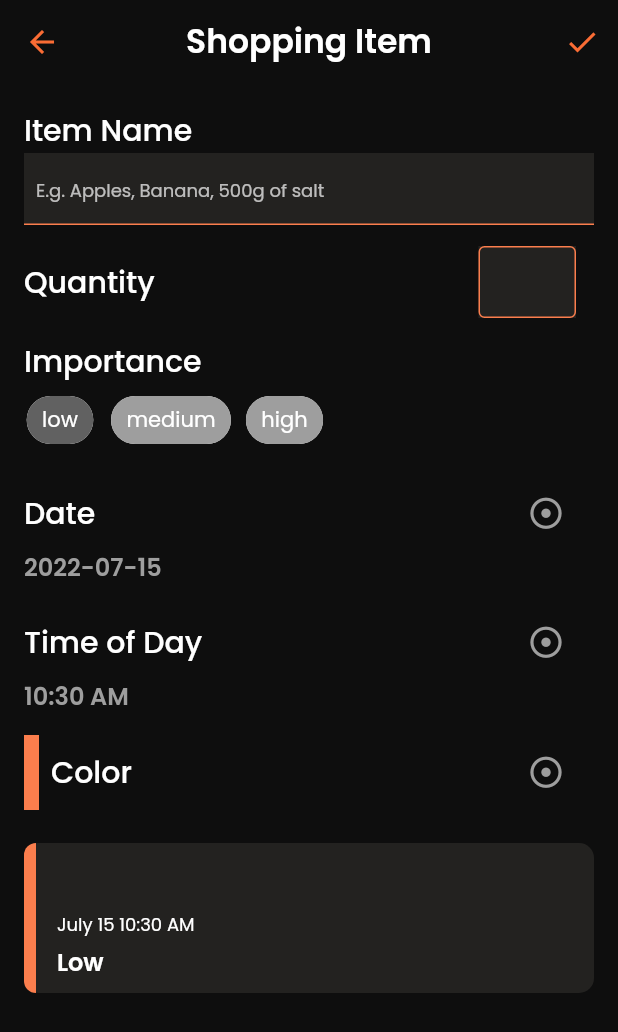
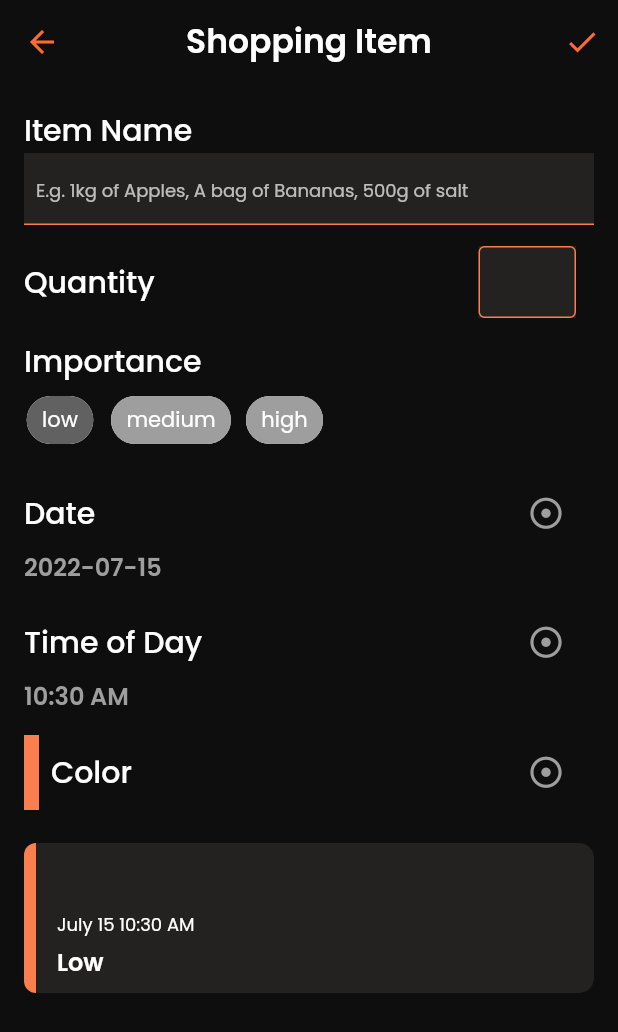
Before and after one commit to MuhammadSabah/Frisp, a Flutter app: the ShoppingItemScreen screen opened directly with empty values, on a phone screen of 412 x 824 dp. Shown: the top 1032 px of the screen. Run offline on Flutter 3.47's test engine with Material 2 defaults, Android fonts, the phone set to English and light mode, and no system bars; our stand-ins replace cached_network_image, equatable, extended_image, flutter_colorpicker, flutter_svg, font_awesome_flutter and 3 more; accounts and stored records are empty.

```diff
--- a/lib/src/components/shopping_tile.dart
+++ b/lib/src/components/shopping_tile.dart
@@ -43,6 +43,7 @@ class ShoppingTile extends StatelessWidget {
                 children: [
                   Text(
                     item.name,
+                    maxLines: 3,
                     style: Theme.of(context).textTheme.headline2,
                   ),
                   const SizedBox(height: 4),
--- a/lib/src/screens/shopping_item_screen.dart
+++ b/lib/src/screens/shopping_item_screen.dart
@@ -60,7 +60,7 @@ class _ShoppingItemScreenState extends State<ShoppingItemScreen> {
     if (originalItem != null) {
       _name = originalItem.name;
       _nameController.text = originalItem.name;
-      _quantityController.text = originalItem.quantity;
+      _quantityController.text = originalItem.quantity.toString();
       _importance = originalItem.importance;
       _currentColor = originalItem.color;
       final date = originalItem.date;
@@ -185,7 +185,7 @@ class _ShoppingItemScreenState extends State<ShoppingItemScreen> {
             textInputAction: TextInputAction.done,
             decoration: InputDecoration(
               contentPadding: const EdgeInsets.only(left: 8),
-              hintText: 'E.g. Apples, Banana, 500g of salt',
+              hintText: 'E.g. 1kg of Apples, A bag of Bananas, 500g of salt',
               hintStyle: Theme.of(context).textTheme.headline4!.copyWith(
                     color: Colors.white70,
                   ),
@@ -444,6 +444,7 @@ class _ShoppingItemScreenState extends State<ShoppingItemScreen> {
             width: 65,
             color: kGreyColor,
             child: TextField(
+              keyboardType: TextInputType.number,
               style: Theme.of(context).textTheme.headline3,
               autofocus: false,
               autocorrect: false,
```
Also changed, not shown: 9 other files.
